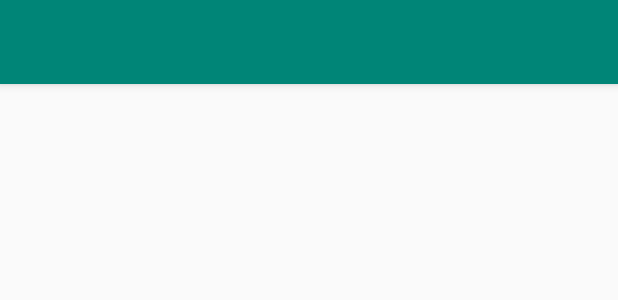
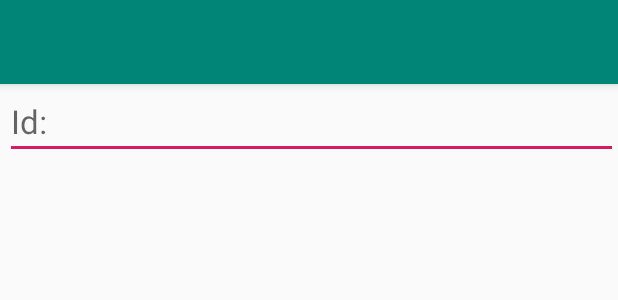
Before and after one commit to nwmartins/imobiliaria, an Android app: the layout activity_cliente.xml on its own in the app's theme, with its tools: preview values and no code run, on a phone screen of 412 x 824 dp. Shown: the top 300 px of the screen. Run offline under Robolectric (Android 15) with nearby library versions, the phone set to English and light mode, and no system bars.

Commit message:
Definido Dimens

```diff
--- a/app/src/main/java/com/example/norto/imobiliaria/MainActivity.java
+++ b/app/src/main/java/com/example/norto/imobiliaria/MainActivity.java
@@ -1,5 +1,6 @@
 package com.example.norto.imobiliaria;
 
+import android.content.Intent;
 import android.os.Bundle;
 import android.support.design.widget.FloatingActionButton;
 import android.support.design.widget.Snackbar;
@@ -84,7 +85,8 @@ public class MainActivity extends AppCompatActivity
         int id = item.getItemId();
 
         if (id == R.id.nav_cliente) {
-            // Handle the camera action
+            Intent intent = new Intent(MainActivity.this, ClienteActivity.class);
+            startActivity(intent);
         } else if (id == R.id.nav_gallery) {
 
         } else if (id == R.id.nav_slideshow) {
--- a/app/src/main/res/layout/content_cliente.xml
+++ b/app/src/main/res/layout/content_cliente.xml
@@ -4,15 +4,17 @@
     xmlns:tools="http://schemas.android.com/tools"
     android:layout_width="match_parent"
     android:layout_height="match_parent"
-    android:orientation="horizontal"
+    android:orientation="vertical"
     app:layout_behavior="@string/appbar_scrolling_view_behavior"
     tools:context=".ClienteActivity"
     tools:showIn="@layout/activity_cliente">
 
-    <TextView
+    <EditText
         android:layout_width="match_parent"
         android:layout_height="wrap_content"
-        android:id="@+id/tvId"
-        android:text=""/>
+        android:id="@+id/etIdCliente"
+        android:textSize="@dimen/text_size"
+        android:hint="@string/lbId"
+        android:layout_marginLeft="@dimen/left_margin"/>
 
 </LinearLayout>
--- a/app/src/main/res/values/dimens.xml
+++ b/app/src/main/res/values/dimens.xml
@@ -5,4 +5,7 @@
     <dimen name="nav_header_vertical_spacing">8dp</dimen>
     <dimen name="nav_header_height">176dp</dimen>
     <dimen name="fab_margin">16dp</dimen>
+    <dimen name="left_margin">3dp</dimen>
+    <dimen name="right_margin">3dp</dimen>
+    <dimen name="text_size">22dp</dimen>
 </resources>
--- a/app/src/main/res/values/strings.xml
+++ b/app/src/main/res/values/strings.xml
@@ -8,5 +8,5 @@
     <string name="action_settings">Settings</string>
     <string name="lbCliente">Cliente</string>
     <string name="title_activity_cliente">Cadastro de Cliente</string>
-    <string name="lbId">Id</string>
+    <string name="lbId">Id:</string>
 </resources>
```
